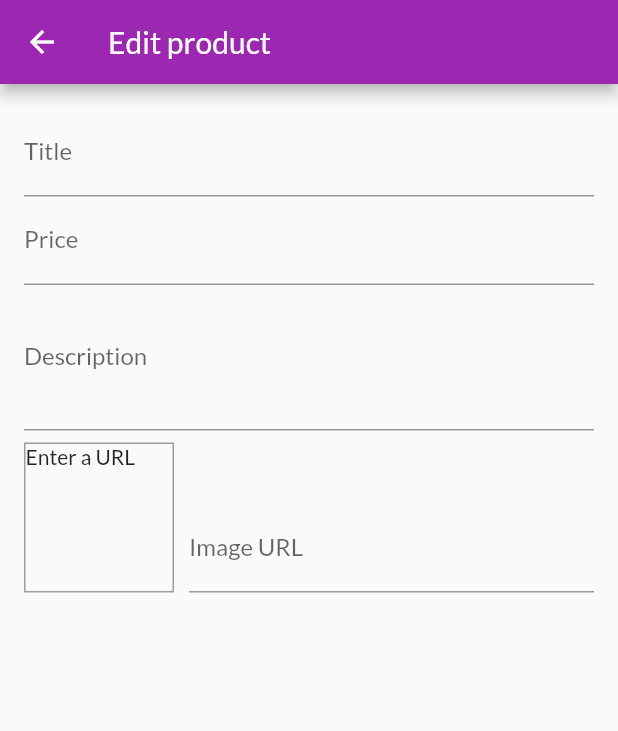
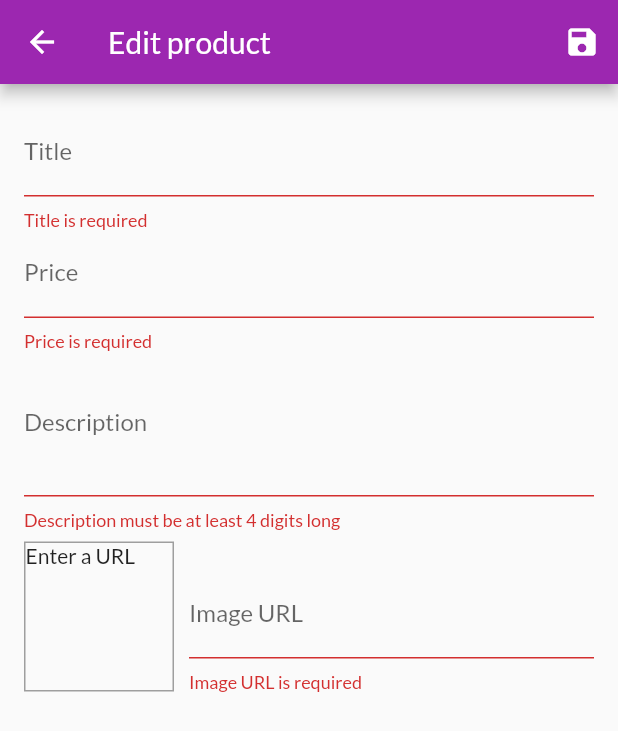
Before and after one commit to Samuel-Bie/flutter_shop_app, a Flutter app: the EditproductScreen screen opened by its route, on a phone screen of 412 x 824 dp. Shown: the top 731 px of the screen. Run offline on Flutter 3.47's test engine with Material 2 defaults, Android fonts, the phone set to English and light mode, and no system bars; our stand-ins replace form_field_validator, validators; network calls fail.

Commit message:
My custom validator and validate fields

```diff
--- a/lib/screens/edit_product_screen.dart
+++ b/lib/screens/edit_product_screen.dart
@@ -1,4 +1,10 @@
 import 'package:flutter/material.dart';
+import 'package:form_field_validator/form_field_validator.dart';
+import 'package:uuid/uuid.dart';
+import 'package:validators/validators.dart';
+
+import 'package:shop_app/providers/product.dart';
+import 'package:shop_app/validators/validators.dart';
 
 class EditproductScreen extends StatefulWidget {
   static const routeName = '/edit/product';
@@ -12,18 +18,40 @@ class _EditproductScreenState extends State<EditproductScreen> {
   final _imageURLFocusNode = FocusNode();
   final _imageURLController = TextEditingController();
 
+  final titleValidator = MultiValidator([
+    RequiredValidator(errorText: 'Title is required'),
+    MinLengthValidator(4, errorText: 'Title must be at least 4 digits long'),
+  ]);
+
+  final _priceValidator = MultiValidator([
+    RequiredValidator(errorText: 'Price is required'),
+    PriceValidator(errorText: 'Enter a valid price'),
+  ]);
+
+  final _imageValidator = MultiValidator([
+    RequiredValidator(errorText: 'Image URL is required'),
+    UrlValidator(errorText: 'Enter a valid image url'),
+  ]);
+
+  Product targetProduct = Product(
+    id: Uuid().v4(),
+    title: '',
+    description: '',
+    price: 0.0,
+    imageUrl: '',
+  );
+
+  final form = GlobalKey<FormState>();
+
   @override
   void initState() {
-    // TODO: implement initState
     _imageURLFocusNode.addListener(_updateImageURL);
     super.initState();
   }
 
   @override
   void dispose() {
-    // TODO: implement dispose
     _imageURLFocusNode.removeListener(_updateImageURL);
-
     _priceFocusNode.dispose();
     _descriptionFocusNode.dispose();
     _imageURLFocusNode.dispose();
@@ -31,16 +59,29 @@ class _EditproductScreenState extends State<EditproductScreen> {
   }
 
   void _updateImageURL() {
-    if (!_imageURLFocusNode.hasFocus) setState(() {});
+    if (!_imageURLFocusNode.hasFocus) if (isURL(_imageURLController.text))
+      setState(() {});
+  }
+
+  void saveForm() {
+    if (form.currentState.validate()) form.currentState.save();
+    return;
   }
 
   @override
   Widget build(BuildContext context) {
     return Scaffold(
-      appBar: AppBar(title: Text('Edit product')),
+      appBar: AppBar(
+        title: Text('Edit product'),
+        actions: <Widget>[
+          IconButton(icon: Icon(Icons.save), onPressed: saveForm)
+        ],
+      ),
       body: Padding(
         padding: const EdgeInsets.all(16.0),
         child: Form(
+          key: form,
+          autovalidate: true,
           child: SingleChildScrollView(
             child: Column(
               children: <Widget>[
@@ -49,6 +90,16 @@ class _EditproductScreenState extends State<EditproductScreen> {
                   textInputAction: TextInputAction.next,
                   onFieldSubmitted: (_) =>
                       FocusScope.of(context).requestFocus(_priceFocusNode),
+                  validator: titleValidator,
+                  onSaved: (value) {
+                    targetProduct = Product(
+                      id: targetProduct.id,
+                      title: value,
+                      description: targetProduct.description,
+                      price: targetProduct.price,
+                      imageUrl: targetProduct.imageUrl,
+                    );
+                  },
                 ),
                 TextFormField(
                   decoration: InputDecoration(labelText: 'Price'),
@@ -57,12 +108,33 @@ class _EditproductScreenState extends State<EditproductScreen> {
                   focusNode: _priceFocusNode,
                   onFieldSubmitted: (_) => FocusScope.of(context)
                       .requestFocus(_descriptionFocusNode),
+                  validator: _priceValidator,
+                  onSaved: (value) {
+                    targetProduct = Product(
+                      id: targetProduct.id,
+                      title: targetProduct.title,
+                      description: targetProduct.description,
+                      price: double.parse(value),
+                      imageUrl: targetProduct.imageUrl,
+                    );
+                  },
                 ),
                 TextFormField(
                   decoration: InputDecoration(labelText: 'Description'),
                   maxLines: 3,
                   keyboardType: TextInputType.multiline,
                   focusNode: _descriptionFocusNode,
+                  validator: MinLengthValidator(4,
+                      errorText: 'Description must be at least 4 digits long'),
+                  onSaved: (value) {
+                    targetProduct = Product(
+                      id: targetProduct.id,
+                      title: targetProduct.title,
+                      description: value,
+                      price: targetProduct.price,
+                      imageUrl: targetProduct.imageUrl,
+                    );
+                  },
                 ),
                 Row(
                   crossAxisAlignment: CrossAxisAlignment.end,
@@ -86,6 +158,17 @@ class _EditproductScreenState extends State<EditproductScreen> {
                         textInputAction: TextInputAction.done,
                         controller: _imageURLController,
                         focusNode: _imageURLFocusNode,
+                        validator: _imageValidator,
+                        onFieldSubmitted: (_) => saveForm(),
+                        onSaved: (value) {
+                          targetProduct = Product(
+                            id: targetProduct.id,
+                            title: targetProduct.title,
+                            description: targetProduct.description,
+                            price: targetProduct.price,
+                            imageUrl: value,
+                          );
+                        },
                       ),
                     ),
                   ],
@@ -98,9 +181,3 @@ class _EditproductScreenState extends State<EditproductScreen> {
     );
   }
 }
-
-// onChanged
-// onTap
-// onEditingComplete
-// onFieldSubmitted
-// onSaved
--- /dev/null
+++ b/lib/validators/validators.dart
@@ -0,0 +1,35 @@
+import 'package:form_field_validator/form_field_validator.dart';
+import 'package:validators/validators.dart';
+import 'package:validators/sanitizers.dart';
+
+class PriceValidator extends TextFieldValidator {
+  // pass the error text to the super constructor
+  PriceValidator({String errorText = 'Enter a valid price'}) : super(errorText);
+
+  // return false if you want the validator to return error
+  // message when the value is empty.
+  @override
+  bool get ignoreEmptyValues => true;
+
+  @override
+  bool isValid(String value) {
+    // return true if the value is valid according the your condition\
+    return toFloat(value) > 0;
+  }
+}
+
+class UrlValidator extends TextFieldValidator {
+  // pass the error text to the super constructor
+  UrlValidator({String errorText = 'Enter a valid url'}) : super(errorText);
+
+  // return false if you want the validator to return error
+  // message when the value is empty.
+  @override
+  bool get ignoreEmptyValues => true;
+
+  @override
+  bool isValid(String value) {
+    // return true if the value is valid according the your condition\
+    return isURL(value);
+  }
+}
--- a/pubspec.yaml
+++ b/pubspec.yaml
@@ -31,6 +31,8 @@ dependencies:
   provider: ^4.3.1
   uuid: ^2.2.0
   intl: ^0.16.1
+  form_field_validator: ^1.0.1
+  validators: ^2.0.1
 
 dev_dependencies:
   flutter_test:
```
